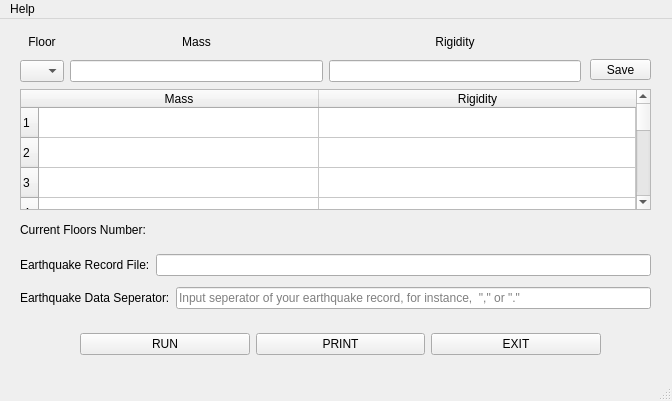
This is sDynaUi.ui in alitatici/VisualizationOfCodes as Qt 5 draws it before an edit. The edited form follows.
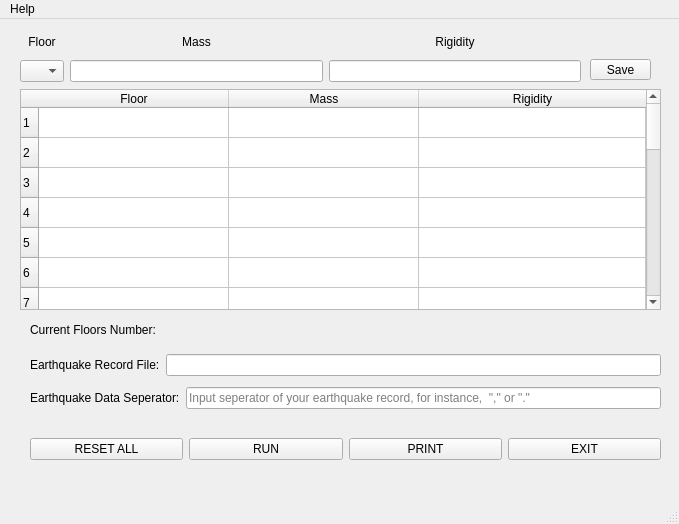
This is the edited form. Icons and pictures are not drawn.

The edit to the form file:
```diff
--- a/sDynaUi.ui
+++ b/sDynaUi.ui
@@ -6,8 +6,8 @@
    <rect>
     <x>0</x>
     <y>0</y>
-    <width>672</width>
-    <height>401</height>
+    <width>679</width>
+    <height>524</height>
    </rect>
   </property>
   <property name="windowTitle">
@@ -1282,18 +1282,18 @@
      <rect>
       <x>20</x>
       <y>70</y>
-      <width>631</width>
-      <height>121</height>
+      <width>641</width>
+      <height>221</height>
      </rect>
     </property>
     <property name="rowCount">
      <number>25</number>
     </property>
     <property name="columnCount">
-     <number>2</number>
+     <number>3</number>
     </property>
     <attribute name="horizontalHeaderDefaultSectionSize">
-     <number>280</number>
+     <number>190</number>
     </attribute>
     <attribute name="horizontalHeaderStretchLastSection">
      <bool>true</bool>
@@ -1323,6 +1323,11 @@
     <row/>
     <row/>
     <row/>
+    <column>
+     <property name="text">
+      <string>Floor</string>
+     </property>
+    </column>
     <column>
      <property name="text">
       <string>Mass</string>
@@ -1337,8 +1342,8 @@
    <widget class="QLabel" name="label_6">
     <property name="geometry">
      <rect>
-      <x>20</x>
-      <y>200</y>
+      <x>30</x>
+      <y>300</y>
       <width>141</width>
       <height>21</height>
      </rect>
@@ -1350,8 +1355,8 @@
    <widget class="QLabel" name="label_savedFloor">
     <property name="geometry">
      <rect>
-      <x>160</x>
-      <y>200</y>
+      <x>180</x>
+      <y>300</y>
       <width>101</width>
       <height>21</height>
      </rect>
@@ -1376,8 +1381,8 @@
    <widget class="QWidget" name="layoutWidget">
     <property name="geometry">
      <rect>
-      <x>20</x>
-      <y>230</y>
+      <x>30</x>
+      <y>330</y>
       <width>631</width>
       <height>65</height>
      </rect>
@@ -1436,13 +1441,20 @@
    <widget class="QWidget" name="layoutWidget">
     <property name="geometry">
      <rect>
-      <x>80</x>
-      <y>300</y>
-      <width>521</width>
-      <height>51</height>
+      <x>30</x>
+      <y>400</y>
+      <width>631</width>
+      <height>61</height>
      </rect>
     </property>
     <layout class="QHBoxLayout" name="horizontalLayout_5">
+     <item>
+      <widget class="QPushButton" name="pb_reset">
+       <property name="text">
+        <string>RESET ALL</string>
+       </property>
+      </widget>
+     </item>
      <item>
       <widget class="QPushButton" name="pb_run">
        <property name="text">
@@ -1664,7 +1676,7 @@
     <rect>
      <x>0</x>
      <y>0</y>
-     <width>672</width>
+     <width>679</width>
      <height>26</height>
     </rect>
    </property>
```
Left out of the diff: 2 changed lines with no effect on the pictures.
